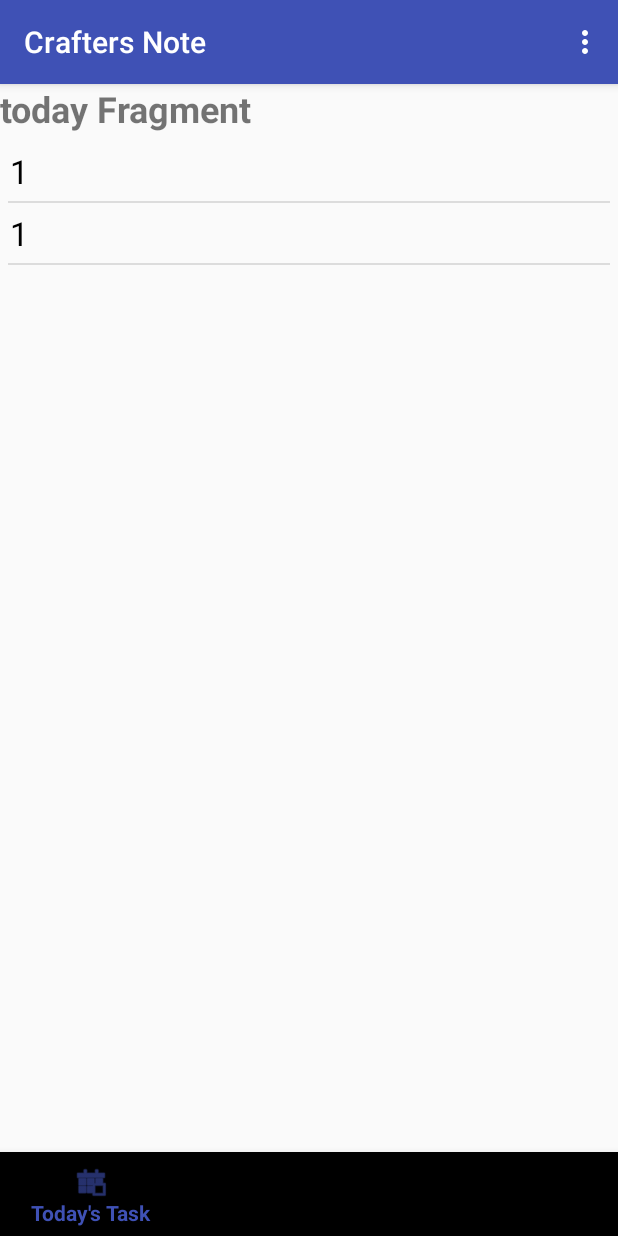
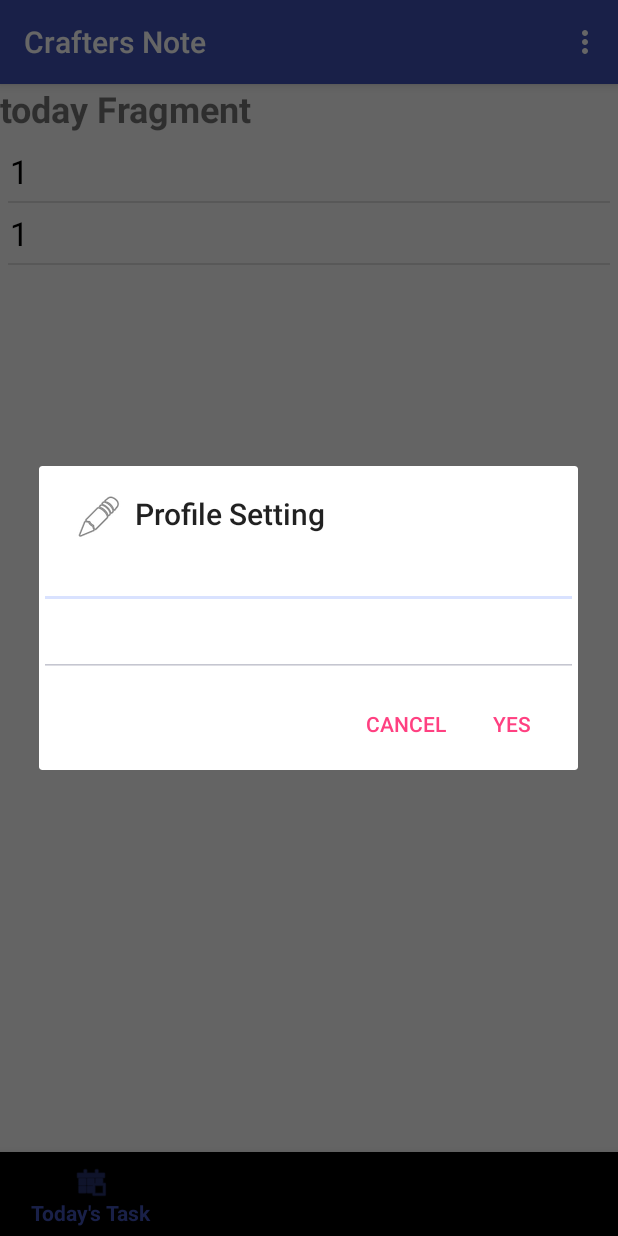
Before and after one commit to reinaRHL/craftersNote, an Android app: the screen it shows after launch (MainActivity), in the options menu, after a tap on "Profile Change", on a phone screen of 412 x 824 dp. Run offline under Robolectric (Android 15) with nearby library versions, the phone set to English and light mode, and no system bars; 2 statements that could not run were skipped.

Commit message:
Finished Profile setting function

```diff
--- a/app/src/main/java/com/mp/rena/craftersnote/MainActivity.java
+++ b/app/src/main/java/com/mp/rena/craftersnote/MainActivity.java
@@ -1,21 +1,34 @@
 package com.mp.rena.craftersnote;
 
+import android.content.Context;
+import android.content.DialogInterface;
+import android.content.SharedPreferences;
 import android.support.annotation.NonNull;
 import android.support.v4.app.Fragment;
 import android.support.v4.app.FragmentManager;
 import android.support.design.widget.BottomNavigationView;
 import android.support.v4.app.FragmentTransaction;
+import android.support.v7.app.AlertDialog;
 import android.support.v7.app.AppCompatActivity;
 import android.os.Bundle;
 import android.view.Menu;
 import android.view.MenuInflater;
 import android.view.MenuItem;
+import android.widget.EditText;
+import android.widget.LinearLayout;
+import android.widget.TextView;
+
+import org.w3c.dom.Text;
 
 public class MainActivity extends AppCompatActivity {
 
     private BottomNavigationView bottomNavigation;
     private FragmentManager fragmentManager;
-    private Fragment fragment;
+    private String userName="";
+    private String serverName="";
+    TextView profileText;
+    SharedPreferences sharedPreferences;
+
 
     @Override
     public boolean onCreateOptionsMenu(Menu menu) {
@@ -30,7 +43,7 @@ public class MainActivity extends AppCompatActivity {
         if (item.getItemId() == R.id.deleteAll){
 
         } else if (item.getItemId() == R.id.profileChange){
-
+           setProfile();
         }
         return true;
     }
@@ -39,39 +52,107 @@ public class MainActivity extends AppCompatActivity {
     protected void onCreate(Bundle savedInstanceState) {
         super.onCreate(savedInstanceState);
         setContentView(R.layout.activity_main);
+
+        // set profile text on the top
+        sharedPreferences = getSharedPreferences("com.mp.rena.craftersnote", Context.MODE_PRIVATE);
+        profileText = findViewById(R.id.profileTextView);
+        userName = sharedPreferences.getString("userName", "");
+        serverName = sharedPreferences.getString("serverName", "");
+        profileText.setText ("Hello, " + userName + "!");
+
+        if (isProfileComplete()){
+            //download profile picture
+        } else{
+            setProfile();
+        }
+
+        // initial setting for bottom Navigation. inflate using navigaton xml
         bottomNavigation = findViewById(R.id.bottom_navigation);
         bottomNavigation.inflateMenu(R.menu.bottom_menu);
+
+        // initial screen with todaysTask
         fragmentManager = getSupportFragmentManager();
+        TodaysTask fragment = new TodaysTask();
+        final FragmentTransaction transaction = fragmentManager.beginTransaction();
+        transaction.replace(R.id.main_container, fragment, "0").commit();
 
-        fragment = new TodaysTask();
-        final FragmentTransaction transaction = fragmentManager.beginTransaction();
-        transaction.replace(R.id.main_container, fragment).commit();
 
         bottomNavigation.setOnNavigationItemSelectedListener(new BottomNavigationView.OnNavigationItemSelectedListener() {
             @Override
             public boolean onNavigationItemSelected(@NonNull MenuItem item) {
                 int id = item.getItemId();
+                final FragmentTransaction transaction = fragmentManager.beginTransaction();
+
                 switch (id){
                     case R.id.action_today:
-                        fragment = new TodaysTask();
+                        TodaysTask fragment = new TodaysTask();
+                        transaction.replace(R.id.main_container, fragment, "0").commit();
                         break;
                     case R.id.action_task:
-                        fragment = new ManageTask();
+                        ManageTask fragment2 = new ManageTask();
+                        transaction.replace(R.id.main_container, fragment2, "1").commit();
                         break;
                     case R.id.action_gather:
-                        fragment = new ManageGather();
+                        ManageGather fragment3 = new ManageGather();
+                        transaction.replace(R.id.main_container, fragment3, "2").commit();
                         break;
 
                     case R.id.action_record:
-                        fragment = new RecordSales();
+                        RecordSales fragment4 = new RecordSales();
+                        transaction.replace(R.id.main_container, fragment4, "3").commit();
                         break;
                 }
-                final FragmentTransaction transaction = fragmentManager.beginTransaction();
-                transaction.replace(R.id.main_container, fragment).commit();
                 return true;
             }
         });
+    }
 
+    public void setProfile(){
+        // Dialog box design
+        LinearLayout layout = new LinearLayout(getApplicationContext());
+        layout.setOrientation(LinearLayout.VERTICAL);
 
+        final EditText editName = new EditText(getApplicationContext());
+        editName.setHint("Character Name");
+        if (!userName.equals("")){
+            editName.setText(userName);
+        }
+        layout.addView(editName);
+
+        final EditText editServer = new EditText(getApplicationContext());
+        editServer.setHint("Server Name");
+        if (!serverName.equals("")){
+            editServer.setText(serverName);
+        }
+        layout.addView(editServer);
+
+        new AlertDialog.Builder(this)
+                .setIcon(android.R.drawable.ic_menu_edit)
+                .setTitle("Profile Setting")
+                .setView(layout)
+                .setPositiveButton("yes", new DialogInterface.OnClickListener() {
+                    @Override
+                    public void onClick(DialogInterface dialogInterface, int i) {
+                        userName = editName.getText().toString();
+                        sharedPreferences.edit().putString("userName", userName).apply();
+                        profileText.setText ("Hello, " + userName + "!");
+
+                        serverName = editServer.getText().toString();
+                        sharedPreferences.edit().putString("serverName", serverName).apply();
+
+                        if (isProfileComplete()){
+                            //download profile picture
+                        }
+                    }
+                })
+                .setNegativeButton("Cancel", null)
+                .show();
+    }
+
+    public Boolean isProfileComplete(){
+        if (userName.equals("") || serverName.equals("")){
+            return false;
+        }
+        return true;
     }
 }
```
